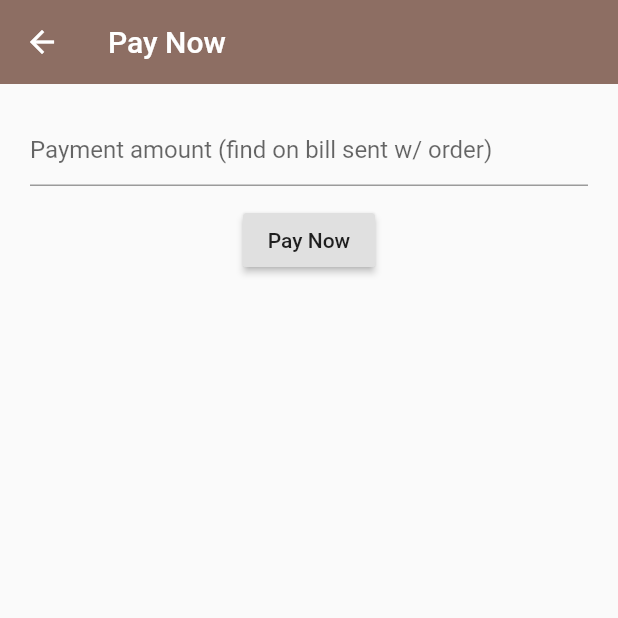
After one commit to ahattangadi/order_vegetables, a Flutter app: the PaymentScreen screen opened directly, after a tap on "Pay Now", on a phone screen of 412 x 824 dp, the top half of it. The commit adds this screen. Run offline on Flutter 3.47's test engine with Material 2 defaults, Android fonts, the phone set to English and light mode, and no system bars; our stand-ins replace cloud_firestore, firebase_auth, flutter_spinkit, toast; missing offline and left inert: razorpay_flutter; accounts and stored records are empty; project files that could hold a hidden picture were left out.

Commit message:
Added 'Pay' option through RazorPay Payment Gateway

```diff
--- a/lib/screens/home/home.dart
+++ b/lib/screens/home/home.dart
@@ -1,4 +1,5 @@
 import 'package:flutter/material.dart';
+import 'package:order_vegetables/screens/home/payment_screen.dart';
 import 'package:order_vegetables/screens/home/settings_form.dart';
 import 'package:order_vegetables/services/auth.dart';
 import 'package:order_vegetables/services/database.dart';
@@ -54,6 +55,14 @@ class _HomeState extends State<Home> {
               label: Text('Create a new order'),
               onPressed: () => _showSettingsPanel(),
             ),
+            FlatButton.icon(
+                onPressed: () {
+                  Navigator.push(context, MaterialPageRoute(builder: (context) {
+                    return PaymentScreen();
+                  }));
+                },
+                icon: Icon(Icons.account_balance_wallet),
+                label: Text('Pay'))
           ],
         ),
         body: Container(child: OrderList()),
--- /dev/null
+++ b/lib/screens/home/payment_screen.dart
@@ -0,0 +1,96 @@
+import 'package:flutter/material.dart';
+import 'package:razorpay_flutter/razorpay_flutter.dart';
+import 'package:toast/toast.dart';
+
+class PaymentScreen extends StatefulWidget {
+  @override
+  _PaymentScreenState createState() => _PaymentScreenState();
+}
+
+class _PaymentScreenState extends State<PaymentScreen> {
+  Razorpay razorpay;
+  TextEditingController textEditingController = new TextEditingController();
+
+  @override
+  void initState() {
+    razorpay = new Razorpay();
+
+    razorpay.on(Razorpay.EVENT_PAYMENT_SUCCESS, handlerPaymentSuccess);
+    razorpay.on(Razorpay.EVENT_PAYMENT_ERROR, handlerErrorFailure);
+    razorpay.on(Razorpay.EVENT_EXTERNAL_WALLET, handlerExternalWallet);
+  }
+
+  @override
+  void dispose() {
+    super.dispose();
+    razorpay.clear();
+  }
+
+  void openCheckout() {
+    var options = {
+      "key": "rzp_test_pj4fmot7QpGD1C",
+      "amount": num.parse(textEditingController.text) * 100,
+      "name": "Order Vegetables",
+      "description": "Payment for order; ordered from Order Vegetables",
+      "prefill": {
+        "contact": "1122334450",
+        "email": "aarav@hattangadi.com",
+      },
+      "external": {
+        "wallets": ["paytm"]
+      }
+    };
+
+    try {
+      razorpay.open(options);
+    } catch (e) {
+      print(e.toString());
+    }
+  }
+
+  void handlerPaymentSuccess() {
+    print("Payment Success");
+    Toast.show('Payment Successful', context);
+  }
+
+  void handlerErrorFailure() {
+    print("Payment Error");
+    Toast.show('Error in Payment', context);
+  }
+
+  void handlerExternalWallet() {
+    print("Payment — External Wallet");
+    Toast.show('Payment — External Wallet', context);
+  }
+
+  @override
+  Widget build(BuildContext context) {
+    return Scaffold(
+      appBar: AppBar(
+        elevation: 0.0,
+        backgroundColor: Colors.brown[400],
+        title: Text('Pay Now'),
+      ),
+      body: Padding(
+        padding: const EdgeInsets.all(20.0),
+        child: Column(
+          children: <Widget>[
+            TextField(
+              controller: textEditingController,
+              decoration: InputDecoration(
+                  hintText: "Payment amount (find on bill sent w/ order)"),
+            ),
+            SizedBox(
+              height: 12.0,
+            ),
+            RaisedButton(
+                child: Text('Pay Now'),
+                onPressed: () {
+                  openCheckout();
+                })
+          ],
+        ),
+      ),
+    );
+  }
+}
--- a/pubspec.yaml
+++ b/pubspec.yaml
@@ -33,6 +33,9 @@ dependencies:
   firebase_core: ^0.4.2+1
   provider: ^3.1.0
   flutter_spinkit: "^4.0.0"
+  razorpay_flutter: ^1.2.2
+  toast: ^0.1.5
+
 
 
 
```
Also changed, not shown: pubspec.lock.
